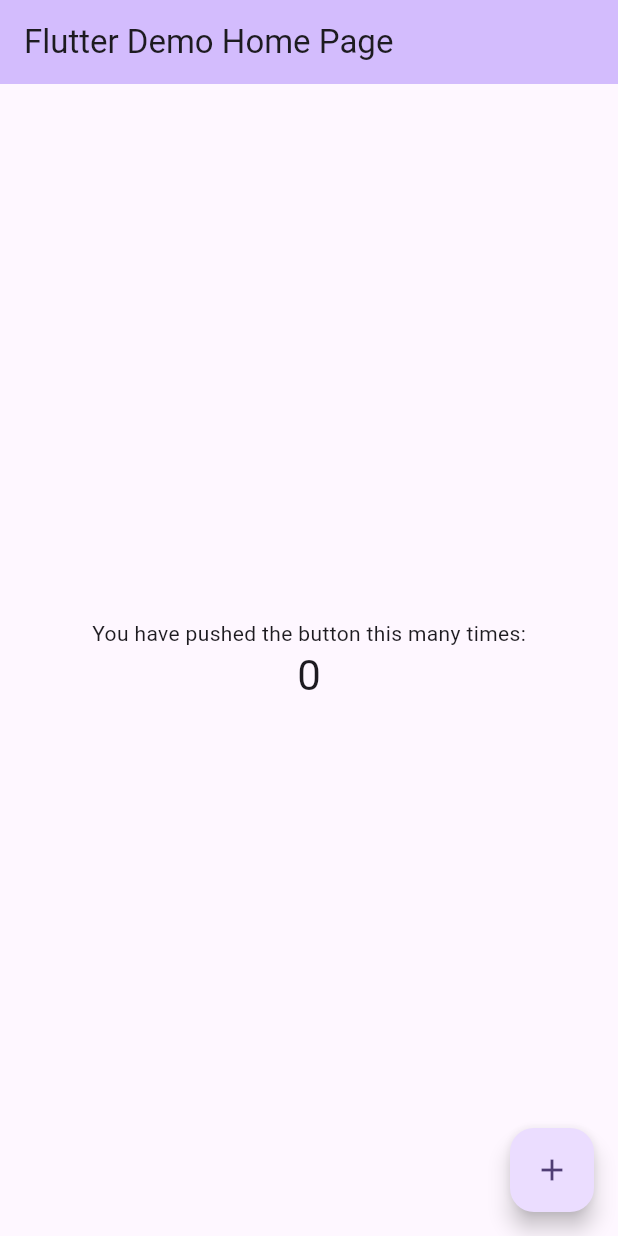
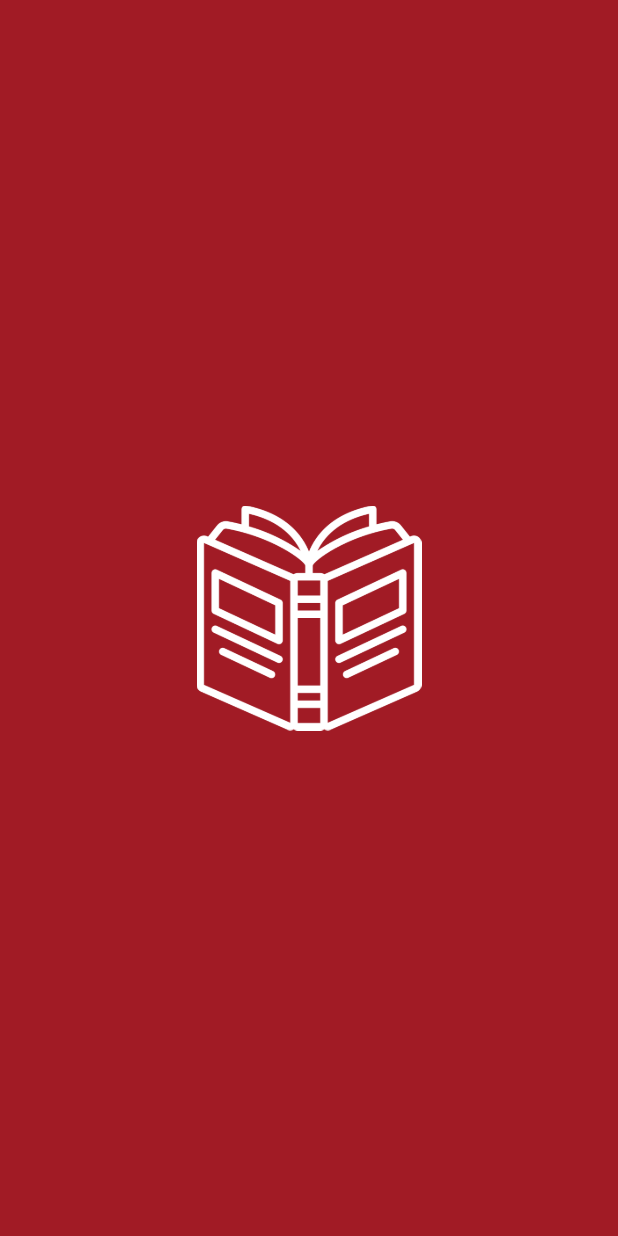
Before and after one commit to motazyusuf/BooksApp, a Flutter app: the first screen one second after launch, on a phone screen of 412 x 824 dp. Run offline on Flutter 3.47's test engine with Material 3 defaults, Android fonts, the phone set to English and light mode, and no system bars.

Commit message:
structure w/ temp splash

```diff
--- /dev/null
+++ b/lib/core/configurations/app_router.dart
@@ -0,0 +1,23 @@
+import 'package:book_reader/core/configurations/pages_routes.dart';
+import 'package:flutter/material.dart';
+
+import '../../views/layout/layout_view.dart';
+import '../../views/splash/splash_view.dart';
+
+class AppRouter {
+  static Route<dynamic> onGenerateRoute(RouteSettings settings) {
+    switch (settings.name) {
+      case PagesRoutes.initial:
+        return MaterialPageRoute(
+            builder: (context) => SplashView(), settings: settings);
+
+      case PagesRoutes.layoutView:
+        return MaterialPageRoute(
+            builder: (context) => LayoutView(), settings: settings);
+
+      default:
+        return MaterialPageRoute(
+            builder: (context) => SplashView(), settings: settings);
+    }
+  }
+}
--- /dev/null
+++ b/lib/core/configurations/pages_routes.dart
@@ -0,0 +1,6 @@
+import 'package:flutter/cupertino.dart';
+
+class PagesRoutes {
+  static const String initial = "/";
+  static const String layoutView = "layout_view";
+}
--- a/lib/core/theme/application_theme_manager.dart
+++ b/lib/core/theme/application_theme_manager.dart
@@ -0,0 +1,5 @@
+import 'package:flutter/material.dart';
+
+class ApplicationThemeManager {
+  static ThemeData darkModeTheme = ThemeData();
+}
--- a/lib/core/theme/color_palette.dart
+++ b/lib/core/theme/color_palette.dart
@@ -1,10 +1,9 @@
 import 'package:flutter/material.dart';
 
 class ColorPaletteDark{
-  Color primaryColor = const Color(0xFF0F0F0F);
-  Color accentColor = const Color(0xfffe979a);
-  Color secondaryPrimaryColor = const Color(0xffa11b25);
-  Color secondaryAccentColor = const Color(0xFFFFD600);
-  Color bodyTextColor = Colors.white;
-
+  static Color primaryColor = const Color(0xFF0F0F0F);
+  static Color accentColor = const Color(0xfffe979a);
+  static Color secondaryPrimaryColor = const Color(0xffa11b25);
+  static Color secondaryAccentColor = const Color(0xFFFFD600);
+  static Color bodyTextColor = Colors.white;
 }
--- a/lib/main.dart
+++ b/lib/main.dart
@@ -1,4 +1,8 @@
 import 'package:flutter/material.dart';
+
+import 'core/configurations/pages_routes.dart';
+import 'core/configurations/app_router.dart';
+import 'core/theme/application_theme_manager.dart';
 
 void main() {
   runApp(const MyApp());
@@ -11,115 +15,8 @@ class MyApp extends StatelessWidget {
   @override
   Widget build(BuildContext context) {
     return MaterialApp(
-      title: 'Flutter Demo',
-      theme: ThemeData(
-        // This is the theme of your application.
-        //
-        // TRY THIS: Try running your application with "flutter run". You'll see
-        // the application has a purple toolbar. Then, without quitting the app,
-        // try changing the seedColor in the colorScheme below to Colors.green
-        // and then invoke "hot reload" (save your changes or press the "hot
-        // reload" button in a Flutter-supported IDE, or press "r" if you used
-        // the command line to start the app).
-        //
-        // Notice that the counter didn't reset back to zero; the application
-        // state is not lost during the reload. To reset the state, use hot
-        // restart instead.
-        //
-        // This works for code too, not just values: Most code changes can be
-        // tested with just a hot reload.
-        colorScheme: ColorScheme.fromSeed(seedColor: Colors.deepPurple),
-        useMaterial3: true,
-      ),
-      home: const MyHomePage(title: 'Flutter Demo Home Page'),
-    );
+        //theme: ApplicationThemeManager.darkModeTheme
+        initialRoute: PagesRoutes.initial,
+        onGenerateRoute: AppRouter.onGenerateRoute);
   }
 }
-
-class MyHomePage extends StatefulWidget {
-  const MyHomePage({super.key, required this.title});
-
-  // This widget is the home page of your application. It is stateful, meaning
-  // that it has a State object (defined below) that contains fields that affect
-  // how it looks.
-
-  // This class is the configuration for the state. It holds the values (in this
-  // case the title) provided by the parent (in this case the App widget) and
-  // used by the build method of the State. Fields in a Widget subclass are
-  // always marked "final".
-
-  final String title;
-
-  @override
-  State<MyHomePage> createState() => _MyHomePageState();
-}
-
-class _MyHomePageState extends State<MyHomePage> {
-  int _counter = 0;
-
-  void _incrementCounter() {
-    setState(() {
-      // This call to setState tells the Flutter framework that something has
-      // changed in this State, which causes it to rerun the build method below
-      // so that the display can reflect the updated values. If we changed
-      // _counter without calling setState(), then the build method would not be
-      // called again, and so nothing would appear to happen.
-      _counter++;
-    });
-  }
-
-  @override
-  Widget build(BuildContext context) {
-    // This method is rerun every time setState is called, for instance as done
-    // by the _incrementCounter method above.
-    //
-    // The Flutter framework has been optimized to make rerunning build methods
-    // fast, so that you can just rebuild anything that needs updating rather
-    // than having to individually change instances of widgets.
-    return Scaffold(
-      appBar: AppBar(
-        // TRY THIS: Try changing the color here to a specific color (to
-        // Colors.amber, perhaps?) and trigger a hot reload to see the AppBar
-        // change color while the other colors stay the same.
-        backgroundColor: Theme.of(context).colorScheme.inversePrimary,
-        // Here we take the value from the MyHomePage object that was created by
-        // the App.build method, and use it to set our appbar title.
-        title: Text(widget.title),
-      ),
-      body: Center(
-        // Center is a layout widget. It takes a single child and positions it
-        // in the middle of the parent.
-        child: Column(
-          // Column is also a layout widget. It takes a list of children and
-          // arranges them vertically. By default, it sizes itself to fit its
-          // children horizontally, and tries to be as tall as its parent.
-          //
-          // Column has various properties to control how it sizes itself and
-          // how it positions its children. Here we use mainAxisAlignment to
-          // center the children vertically; the main axis here is the vertical
-          // axis because Columns are vertical (the cross axis would be
-          // horizontal).
-          //
-          // TRY THIS: Invoke "debug painting" (choose the "Toggle Debug Paint"
-          // action in the IDE, or press "p" in the console), to see the
-          // wireframe for each widget.
-          mainAxisAlignment: MainAxisAlignment.center,
-          children: <Widget>[
-            const Text(
-              'You have pushed the button this many times:',
-            ),
-            Text(
-              '$_counter',
-              style: Theme.of(context).textTheme.headlineMedium,
-            ),
-          ],
-        ),
-      ),
-      floatingActionButton: FloatingActionButton(
-        onPressed: _incrementCounter,
-        tooltip: 'Increment',
-        child: const Icon(Icons.add),
-      ), // This trailing comma makes auto-formatting nicer for build methods.
-    );
-  }
-}
--- /dev/null
+++ b/lib/views/layout/layout_view.dart
@@ -0,0 +1,10 @@
+import 'package:flutter/material.dart';
+
+class LayoutView extends StatelessWidget {
+  const LayoutView({super.key});
+
+  @override
+  Widget build(BuildContext context) {
+    return const Placeholder();
+  }
+}
--- /dev/null
+++ b/lib/views/splash/splash_view.dart
@@ -0,0 +1,38 @@
+import 'dart:async';
+
+import 'package:book_reader/core/theme/color_palette.dart';
+import 'package:flutter/material.dart';
+
+import '../../core/configurations/pages_routes.dart';
+
+class SplashView extends StatefulWidget {
+  const SplashView({super.key});
+
+  @override
+  State<SplashView> createState() => _SplashViewState();
+}
+
+class _SplashViewState extends State<SplashView> {
+  @override
+  void initState() {
+    Timer(Duration(seconds: 6), () {
+      Navigator.pushReplacementNamed(context, PagesRoutes.layoutView);
+    });
+    super.initState();
+  }
+
+  @override
+  Widget build(BuildContext context) {
+    return Container(
+      decoration: BoxDecoration(
+        color: ColorPaletteDark.secondaryPrimaryColor,
+      ),
+      child: Center(
+          child: Image.asset(
+              color: Colors.white,
+              height: 150,
+              width: 150,
+              "assets/images/TempLogo.png")),
+    );
+  }
+}
--- a/pubspec.yaml
+++ b/pubspec.yaml
@@ -59,9 +59,8 @@ flutter:
   uses-material-design: true
 
   # To add assets to your application, add an assets section, like this:
-  # assets:
-  #   - images/a_dot_burr.jpeg
-  #   - images/a_dot_ham.jpeg
+  assets:
+    - assets/images/
 
   # An image asset can refer to one or more resolution-specific "variants", see
   # https://flutter.dev/to/resolution-aware-images
```
Also changed, not shown: assets/images/TempLogo.png (added).
